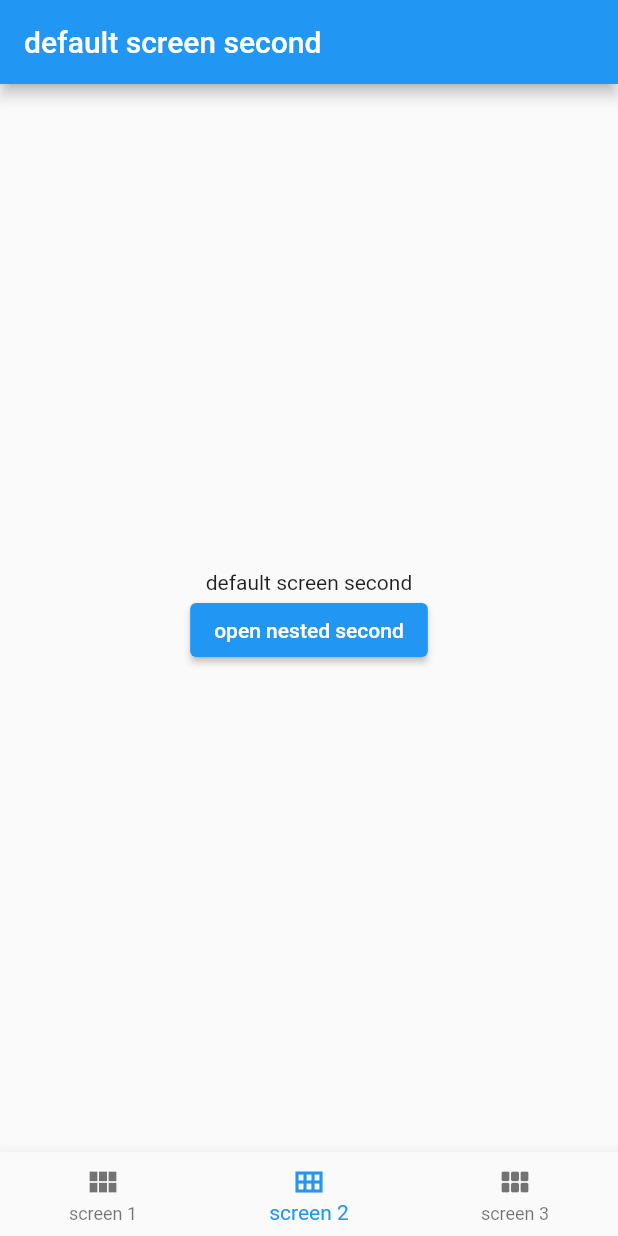
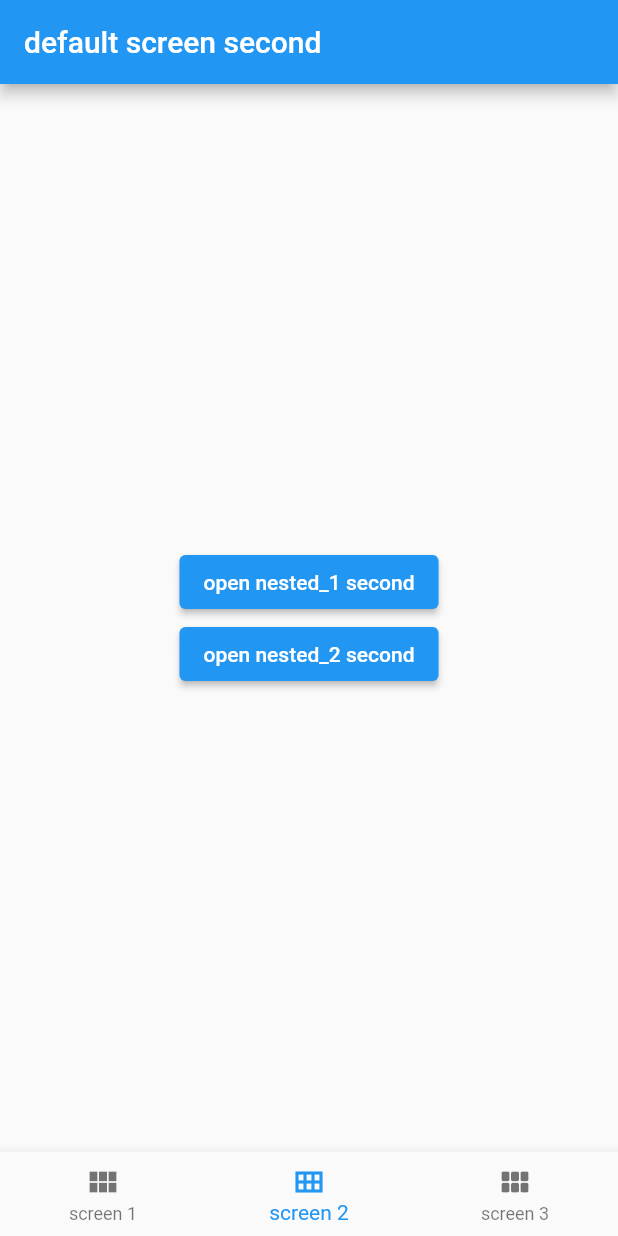
Before and after one commit to pandora-house/bottom_navigation, a Flutter app: the screen it shows after launch, item 2 of the bottom bar chosen, on a phone screen of 412 x 824 dp. Run offline on Flutter 3.47's test engine with Material 2 defaults, Android fonts, the phone set to English and light mode, and no system bars.

Commit message:
add new screens

```diff
--- a/lib/main.dart
+++ b/lib/main.dart
@@ -33,7 +33,7 @@ class MyHomePage extends StatefulWidget {
 class _MyHomePageState extends State<MyHomePage> {
   int _selectedIndex = 0;
 
-  late final _screens;
+  final _screens = <Widget>[];
 
   final _keys = <GlobalKey<NavigatorState>>[
     GlobalKey<NavigatorState>(),
@@ -45,7 +45,7 @@ class _MyHomePageState extends State<MyHomePage> {
   void initState() {
     super.initState();
 
-    _screens = <Widget>[
+    _screens.addAll([
       ScreenFirstBuilder(
         navigatorKey: _keys[0],
       ),
@@ -55,7 +55,7 @@ class _MyHomePageState extends State<MyHomePage> {
       ScreenThirdBuilder(
         navigatorKey: _keys[2],
       ),
-    ];
+    ]);
   }
 
   void _onItemTapped(int index) {
--- a/lib/screens/nested_screens_first/screen_default.dart
+++ b/lib/screens/nested_screens_first/screen_default.dart
@@ -14,7 +14,6 @@ class DefaultScreenFirstView extends StatelessWidget {
             crossAxisAlignment: CrossAxisAlignment.center,
             mainAxisAlignment: MainAxisAlignment.center,
             children: [
-              const Text('default screen first'),
               ElevatedButton(
                   onPressed: () {
                     Navigator.of(context).pushNamed('/nested');
--- a/lib/screens/nested_screens_second/screen_default.dart
+++ b/lib/screens/nested_screens_second/screen_default.dart
@@ -1,7 +1,9 @@
 import 'package:flutter/material.dart';
 
 class DefaultScreenSecondView extends StatelessWidget {
-  const DefaultScreenSecondView({Key? key,}) : super(key: key);
+  const DefaultScreenSecondView({
+    Key? key,
+  }) : super(key: key);
 
   @override
   Widget build(BuildContext context) {
@@ -14,12 +16,16 @@ class DefaultScreenSecondView extends StatelessWidget {
         crossAxisAlignment: CrossAxisAlignment.center,
         mainAxisAlignment: MainAxisAlignment.center,
         children: [
-              const Text('default screen second'),
           ElevatedButton(
               onPressed: () {
-                    Navigator.of(context).pushNamed('/nested');
+                Navigator.of(context).pushNamed('/nested_1');
               },
-                  child: const Text('open nested second')),
+              child: const Text('open nested_1 second')),
+          ElevatedButton(
+              onPressed: () {
+                Navigator.of(context).pushNamed('/nested_2');
+              },
+              child: const Text('open nested_2 second')),
         ],
       )),
     );
--- a/lib/screens/nested_screens_second/screen_nested.dart
+++ /dev/null
@@ -1,14 +0,0 @@
-import 'package:flutter/material.dart';
-
-class NestedScreenSecondView extends StatelessWidget {
-  const NestedScreenSecondView({Key? key}) : super(key: key);
-
-  @override
-  Widget build(BuildContext context) {
-    return Scaffold(
-        appBar: AppBar(
-          title: const Text('nested screen second'),
-        ),
-        body: const Center(child: Text('nested screen second')));
-  }
-}
--- /dev/null
+++ b/lib/screens/nested_screens_second/screen_nested_1.dart
@@ -0,0 +1,14 @@
+import 'package:flutter/material.dart';
+
+class NestedScreenSecondView1 extends StatelessWidget {
+  const NestedScreenSecondView1({Key? key}) : super(key: key);
+
+  @override
+  Widget build(BuildContext context) {
+    return Scaffold(
+        appBar: AppBar(
+          title: const Text('nested_1 screen second'),
+        ),
+        body: const Center(child: Text('nested_1 screen second')));
+  }
+}
--- /dev/null
+++ b/lib/screens/nested_screens_second/screen_nested_2.dart
@@ -0,0 +1,14 @@
+import 'package:flutter/material.dart';
+
+class NestedScreenSecondView2 extends StatelessWidget {
+  const NestedScreenSecondView2({Key? key}) : super(key: key);
+
+  @override
+  Widget build(BuildContext context) {
+    return Scaffold(
+        appBar: AppBar(
+          title: const Text('nested_2 screen second'),
+        ),
+        body: const Center(child: Text('nested_2 screen second')));
+  }
+}
--- a/lib/screens/nested_screens_third/screen_default.dart
+++ b/lib/screens/nested_screens_third/screen_default.dart
@@ -14,7 +14,6 @@ class DefaultScreenThirdView extends StatelessWidget {
             crossAxisAlignment: CrossAxisAlignment.center,
             mainAxisAlignment: MainAxisAlignment.center,
             children: [
-              const Text('default screen third'),
               ElevatedButton(
                   onPressed: () {
                     Navigator.of(context).pushNamed('/nested');
```
Also changed, not shown: lib/screens/nested_screens_first/screen_builder.dart (+3 -8 lines), lib/screens/nested_screens_second/screen_builder.dart (+9 -10 lines), lib/screens/nested_screens_third/screen_builder.dart (+3 -8 lines). Lines whose indentation alone changed are shown as unchanged.
